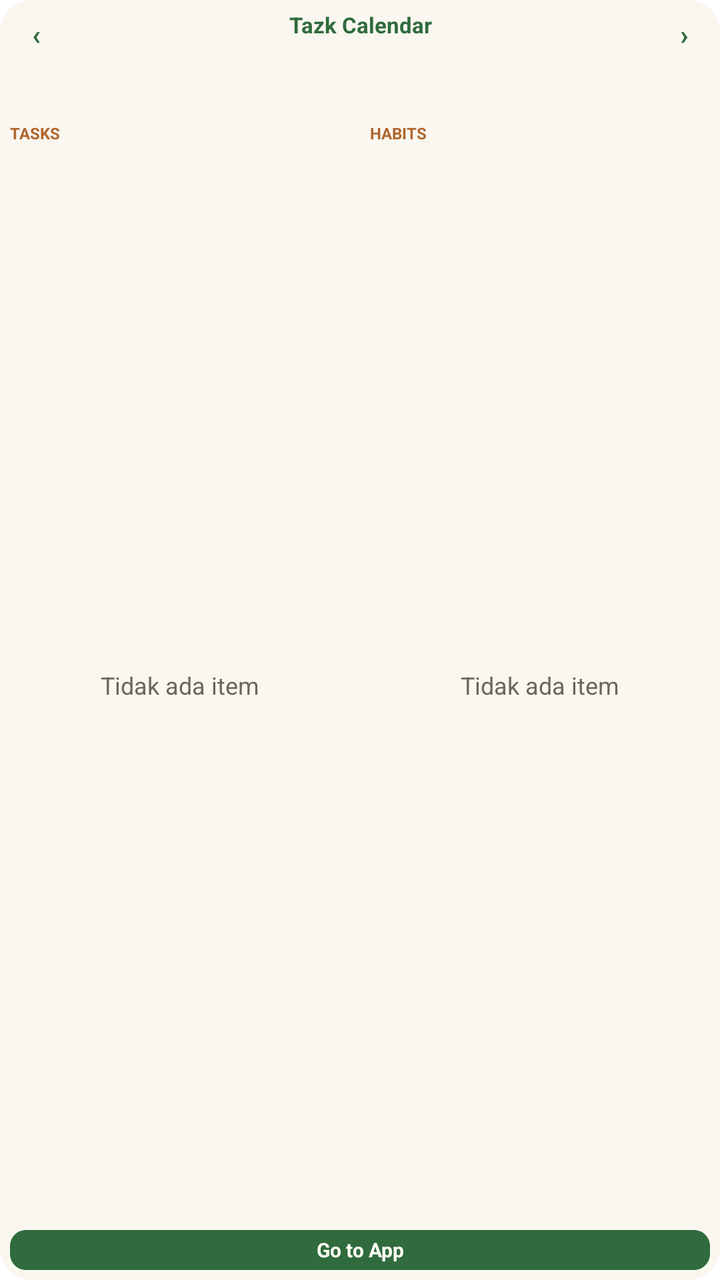
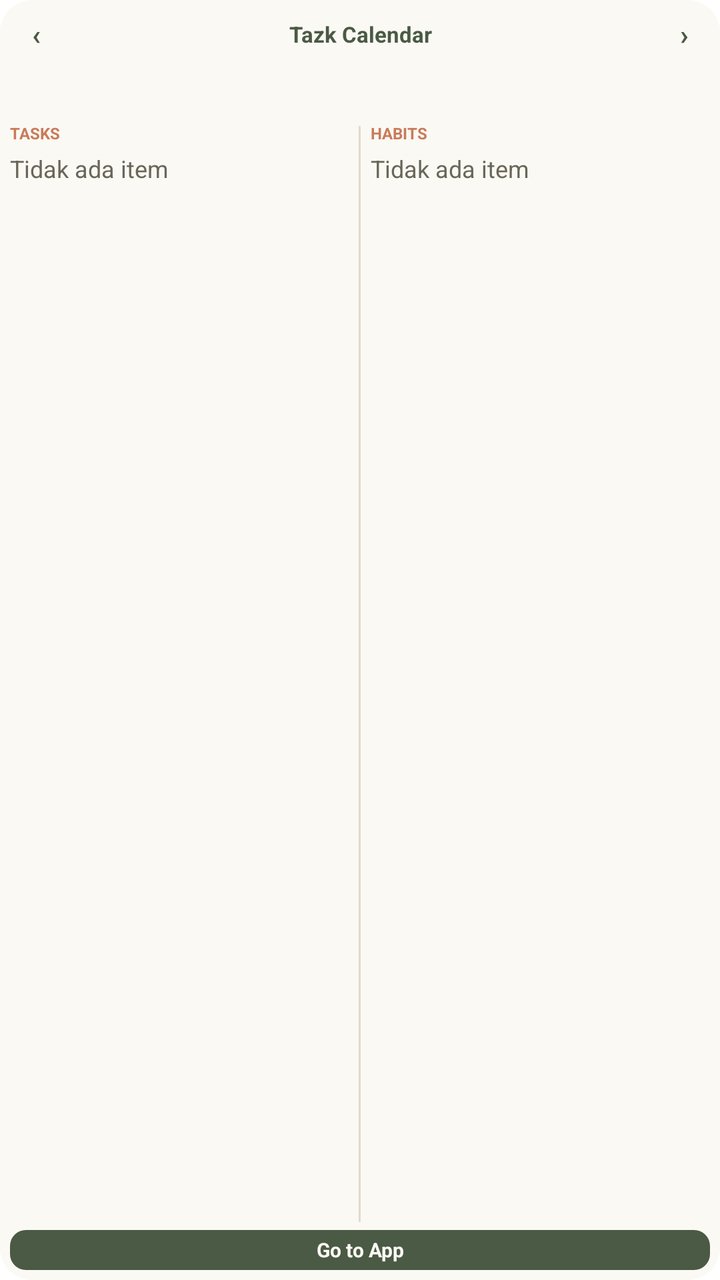

The first picture is an Android layout as it rendered before a commit; the second is the same layout after the commit. The layout source and the unified diff follow.
<!-- AndroidManifest.xml: fallback theme Theme.MaterialComponents.DayNight.NoActionBar -->
<!-- res/layout/widget_calendar_tasks_habits.xml -->
<?xml version="1.0" encoding="utf-8"?>
<LinearLayout xmlns:android="http://schemas.android.com/apk/res/android"
  android:id="@+id/calendar_widget_container"
  android:layout_width="match_parent"
  android:layout_height="match_parent"
  android:orientation="vertical"
  android:background="@drawable/widget_background"
  android:padding="5dp">

  <LinearLayout
    android:layout_width="match_parent"
    android:layout_height="24dp"
    android:orientation="horizontal"
    android:gravity="center_vertical">
    <TextView
      android:id="@+id/calendar_prev"
      android:layout_width="26dp"
      android:layout_height="20dp"
      android:gravity="center"
      android:text="&#8249;"
      android:textColor="#2F6B3D"
      android:textSize="14sp"
      android:textStyle="bold" />
    <LinearLayout
      android:layout_width="0dp"
      android:layout_height="wrap_content"
      android:layout_weight="1"
      android:orientation="vertical">
      <TextView
        android:id="@+id/calendar_header"
        android:layout_width="match_parent"
        android:layout_height="wrap_content"
        android:gravity="center"
        android:maxLines="1"
        android:ellipsize="end"
        android:text="Tazk Calendar"
        android:textColor="#2F6B3D"
        android:textSize="11sp"
        android:textStyle="bold" />
      <TextView
        android:id="@+id/calendar_selected_label"
        android:layout_width="match_parent"
        android:layout_height="wrap_content"
        android:gravity="center"
        android:maxLines="1"
        android:ellipsize="end"
        android:textColor="#B0662E"
        android:textSize="8sp"
        android:textStyle="bold" />
    </LinearLayout>
    <TextView
      android:id="@+id/calendar_next"
      android:layout_width="26dp"
      android:layout_height="20dp"
      android:gravity="center"
      android:text="&#8250;"
      android:textColor="#2F6B3D"
      android:textSize="14sp"
      android:textStyle="bold" />
  </LinearLayout>

  <LinearLayout
    android:id="@+id/calendar_week_strip"
    android:layout_width="match_parent"
    android:layout_height="30dp"
    android:orientation="horizontal">

    <LinearLayout
      android:id="@+id/calendar_day_cell_0"
      android:layout_width="0dp"
      android:layout_height="30dp"
      android:layout_weight="1"
      android:orientation="vertical"
      android:gravity="center"
      android:background="@drawable/widget_calendar_day_clear">
      <TextView
        android:id="@+id/calendar_day_0_dow"
        android:layout_width="match_parent"
        android:layout_height="wrap_content"
        android:gravity="center"
        android:maxLines="1"
        android:textColor="#8A6A45"
        android:textSize="8sp"
        android:textStyle="bold" />
      <TextView
        android:id="@+id/calendar_day_0"
        android:layout_width="match_parent"
        android:layout_height="16dp"
        android:gravity="center"
        android:maxLines="1"
        android:textColor="#1E2E22"
        android:textSize="12sp"
        android:textStyle="bold" />
    </LinearLayout>

    <LinearLayout
      android:id="@+id/calendar_day_cell_1"
      android:layout_width="0dp"
      android:layout_height="30dp"
      android:layout_weight="1"
      android:orientation="vertical"
      android:gravity="center"
      android:background="@drawable/widget_calendar_day_clear">
      <TextView
        android:id="@+id/calendar_day_1_dow"
        android:layout_width="match_parent"
        android:layout_height="wrap_content"
        android:gravity="center"
        android:maxLines="1"
        android:textColor="#8A6A45"
        android:textSize="8sp"
        android:textStyle="bold" />
      <TextView
        android:id="@+id/calendar_day_1"
        android:layout_width="match_parent"
        android:layout_height="16dp"
        android:gravity="center"
        android:maxLines="1"
        android:textColor="#1E2E22"
        android:textSize="12sp"
        android:textStyle="bold" />
    </LinearLayout>

    <LinearLayout
      android:id="@+id/calendar_day_cell_2"
      android:layout_width="0dp"
      android:layout_height="30dp"
      android:layout_weight="1"
      android:orientation="vertical"
      android:gravity="center"
      android:background="@drawable/widget_calendar_day_clear">
      <TextView
        android:id="@+id/calendar_day_2_dow"
        android:layout_width="match_parent"
        android:layout_height="wrap_content"
        android:gravity="center"
        android:maxLines="1"
        android:textColor="#8A6A45"
        android:textSize="8sp"
        android:textStyle="bold" />
      <TextView
        android:id="@+id/calendar_day_2"
        android:layout_width="match_parent"
        android:layout_height="16dp"
        android:gravity="center"
        android:maxLines="1"
        android:textColor="#1E2E22"
        android:textSize="12sp"
        android:textStyle="bold" />
    </LinearLayout>

    <LinearLayout
      android:id="@+id/calendar_day_cell_3"
      android:layout_width="0dp"
      android:layout_height="30dp"
      android:layout_weight="1"
      android:orientation="vertical"
      android:gravity="center"
      android:background="@drawable/widget_calendar_day_clear">
      <TextView
        android:id="@+id/calendar_day_3_dow"
        android:layout_width="match_parent"
        android:layout_height="wrap_content"
        android:gravity="center"
        android:maxLines="1"
        android:textColor="#8A6A45"
        android:textSize="8sp"
        android:textStyle="bold" />
      <TextView
        android:id="@+id/calendar_day_3"
        android:layout_width="match_parent"
        android:layout_height="16dp"
        android:gravity="center"
        android:maxLines="1"
        android:textColor="#1E2E22"
        android:textSize="12sp"
        android:textStyle="bold" />
    </LinearLayout>

    <LinearLayout
      android:id="@+id/calendar_day_cell_4"
      android:layout_width="0dp"
      android:layout_height="30dp"
      android:layout_weight="1"
      android:orientation="vertical"
      android:gravity="center"
      android:background="@drawable/widget_calendar_day_clear">
      <TextView
        android:id="@+id/calendar_day_4_dow"
        android:layout_width="match_parent"
        android:layout_height="wrap_content"
        android:gravity="center"
        android:maxLines="1"
        android:textColor="#8A6A45"
        android:textSize="8sp"
        android:textStyle="bold" />
      <TextView
        android:id="@+id/calendar_day_4"
        android:layout_width="match_parent"
        android:layout_height="16dp"
        android:gravity="center"
        android:maxLines="1"
        android:textColor="#1E2E22"
        android:textSize="12sp"
        android:textStyle="bold" />
    </LinearLayout>

    <LinearLayout
      android:id="@+id/calendar_day_cell_5"
      android:layout_width="0dp"
      android:layout_height="30dp"
      android:layout_weight="1"
      android:orientation="vertical"
      android:gravity="center"
      android:background="@drawable/widget_calendar_day_clear">
      <TextView
        android:id="@+id/calendar_day_5_dow"
        android:layout_width="match_parent"
        android:layout_height="wrap_content"
        android:gravity="center"
        android:maxLines="1"
        android:textColor="#8A6A45"
        android:textSize="8sp"
        android:textStyle="bold" />
      <TextView
        android:id="@+id/calendar_day_5"
        android:layout_width="match_parent"
        android:layout_height="16dp"
        android:gravity="center"
        android:maxLines="1"
        android:textColor="#1E2E22"
        android:textSize="12sp"
        android:textStyle="bold" />
    </LinearLayout>

    <LinearLayout
      android:id="@+id/calendar_day_cell_6"
      android:layout_width="0dp"
      android:layout_height="30dp"
      android:layout_weight="1"
      android:orientation="vertical"
      android:gravity="center"
      android:background="@drawable/widget_calendar_day_clear">
      <TextView
        android:id="@+id/calendar_day_6_dow"
        android:layout_width="match_parent"
        android:layout_height="wrap_content"
        android:gravity="center"
        android:maxLines="1"
        android:textColor="#8A6A45"
        android:textSize="8sp"
        android:textStyle="bold" />
      <TextView
        android:id="@+id/calendar_day_6"
        android:layout_width="match_parent"
        android:layout_height="16dp"
        android:gravity="center"
        android:maxLines="1"
        android:textColor="#1E2E22"
        android:textSize="12sp"
        android:textStyle="bold" />
    </LinearLayout>
  </LinearLayout>

  <LinearLayout
    android:layout_width="match_parent"
    android:layout_height="0dp"
    android:layout_weight="1"
    android:orientation="horizontal"
    android:paddingTop="2dp">

    <LinearLayout
      android:layout_width="0dp"
      android:layout_height="match_parent"
      android:layout_weight="1"
      android:orientation="vertical"
      android:paddingEnd="5dp">
      <TextView
        android:layout_width="wrap_content"
        android:layout_height="wrap_content"
        android:text="TASKS"
        android:textColor="#B0662E"
        android:textSize="8sp"
        android:textStyle="bold" />
      <FrameLayout
        android:layout_width="match_parent"
        android:layout_height="0dp"
        android:layout_weight="1">
        <ListView
          android:id="@+id/widget_tasks_list"
          android:layout_width="match_parent"
          android:layout_height="match_parent"
          android:divider="@null"
          android:paddingVertical="1dp" />
        <include
          android:id="@+id/widget_tasks_empty_view"
          layout="@layout/widget_empty_state" />
      </FrameLayout>
    </LinearLayout>

    <LinearLayout
      android:layout_width="0dp"
      android:layout_height="match_parent"
      android:layout_weight="1"
      android:orientation="vertical"
      android:paddingStart="5dp">
      <TextView
        android:layout_width="wrap_content"
        android:layout_height="wrap_content"
        android:text="HABITS"
        android:textColor="#B0662E"
        android:textSize="8sp"
        android:textStyle="bold" />
      <FrameLayout
        android:layout_width="match_parent"
        android:layout_height="0dp"
        android:layout_weight="1">
        <ListView
          android:id="@+id/widget_habits_list"
          android:layout_width="match_parent"
          android:layout_height="match_parent"
          android:divider="@null"
          android:paddingVertical="1dp" />
        <include
          android:id="@+id/widget_habits_empty_view"
          layout="@layout/widget_empty_state" />
      </FrameLayout>
    </LinearLayout>
  </LinearLayout>

  <TextView
    android:id="@+id/calendar_go_to_app"
    android:layout_width="match_parent"
    android:layout_height="20dp"
    android:layout_marginTop="2dp"
    android:background="@drawable/widget_go_to_app_button"
    android:gravity="center"
    android:maxLines="1"
    android:text="Go to App"
    android:textColor="#FEFCF3"
    android:textSize="10sp"
    android:textStyle="bold" />
</LinearLayout>
<!-- res/layout/widget_empty_state.xml (included above) -->
<?xml version="1.0" encoding="utf-8"?>
<TextView xmlns:android="http://schemas.android.com/apk/res/android"
    android:id="@+id/widget_empty_text"
    android:layout_width="match_parent"
    android:layout_height="match_parent"
    android:gravity="center"
    android:text="Tidak ada item"
    android:textColor="#6A6659"
    android:textSize="12sp" />
<!-- resources referenced by this layout -->
<resources>
  <!-- drawable widget_background (drawable) -->
  <?xml version="1.0" encoding="utf-8"?>
  <shape xmlns:android="http://schemas.android.com/apk/res/android"
      android:shape="rectangle">
      <solid android:color="#FAF7F0" />
      <corners android:radius="16dp" />
  </shape>
  <!-- drawable widget_calendar_day_clear (drawable) -->
  <?xml version="1.0" encoding="utf-8"?>
  <shape xmlns:android="http://schemas.android.com/apk/res/android"
      android:shape="rectangle">
      <solid android:color="#00FFFFFF" />
      <corners android:radius="8dp" />
  </shape>
  <!-- drawable widget_go_to_app_button (drawable) -->
  <?xml version="1.0" encoding="utf-8"?>
  <shape xmlns:android="http://schemas.android.com/apk/res/android">
      <solid android:color="#2F6B3D" />
      <corners android:radius="8dp" />
  </shape>
</resources>

<!-- the commit's change to res/layout/widget_calendar_tasks_habits.xml (unified diff, before → after) -->
@@ -18,7 +18,7 @@
       android:layout_height="20dp"
       android:gravity="center"
       android:text="&#8249;"
-      android:textColor="#2F6B3D"
+      android:textColor="@color/widget_primary"
       android:textSize="14sp"
       android:textStyle="bold" />
     <LinearLayout
@@ -34,18 +34,8 @@
         android:maxLines="1"
         android:ellipsize="end"
         android:text="Tazk Calendar"
-        android:textColor="#2F6B3D"
+        android:textColor="@color/widget_primary"
         android:textSize="11sp"
-        android:textStyle="bold" />
-      <TextView
-        android:id="@+id/calendar_selected_label"
-        android:layout_width="match_parent"
-        android:layout_height="wrap_content"
-        android:gravity="center"
-        android:maxLines="1"
-        android:ellipsize="end"
-        android:textColor="#B0662E"
-        android:textSize="8sp"
         android:textStyle="bold" />
     </LinearLayout>
     <TextView
@@ -54,7 +44,7 @@
       android:layout_height="20dp"
       android:gravity="center"
       android:text="&#8250;"
-      android:textColor="#2F6B3D"
+      android:textColor="@color/widget_primary"
       android:textSize="14sp"
       android:textStyle="bold" />
   </LinearLayout>
@@ -79,7 +69,7 @@
         android:layout_height="wrap_content"
         android:gravity="center"
         android:maxLines="1"
-        android:textColor="#8A6A45"
+        android:textColor="@color/widget_text_muted"
         android:textSize="8sp"
         android:textStyle="bold" />
       <TextView
@@ -88,7 +78,7 @@
         android:layout_height="16dp"
         android:gravity="center"
         android:maxLines="1"
-        android:textColor="#1E2E22"
+        android:textColor="@color/widget_text"
         android:textSize="12sp"
         android:textStyle="bold" />
     </LinearLayout>
@@ -107,7 +97,7 @@
         android:layout_height="wrap_content"
         android:gravity="center"
         android:maxLines="1"
-        android:textColor="#8A6A45"
+        android:textColor="@color/widget_text_muted"
         android:textSize="8sp"
         android:textStyle="bold" />
       <TextView
@@ -116,7 +106,7 @@
         android:layout_height="16dp"
         android:gravity="center"
         android:maxLines="1"
-        android:textColor="#1E2E22"
+        android:textColor="@color/widget_text"
         android:textSize="12sp"
         android:textStyle="bold" />
     </LinearLayout>
@@ -135,7 +125,7 @@
         android:layout_height="wrap_content"
         android:gravity="center"
         android:maxLines="1"
-        android:textColor="#8A6A45"
+        android:textColor="@color/widget_text_muted"
         android:textSize="8sp"
         android:textStyle="bold" />
       <TextView
@@ -144,7 +134,7 @@
         android:layout_height="16dp"
         android:gravity="center"
         android:maxLines="1"
-        android:textColor="#1E2E22"
+        android:textColor="@color/widget_text"
         android:textSize="12sp"
         android:textStyle="bold" />
     </LinearLayout>
@@ -163,7 +153,7 @@
         android:layout_height="wrap_content"
         android:gravity="center"
         android:maxLines="1"
-        android:textColor="#8A6A45"
+        android:textColor="@color/widget_text_muted"
         android:textSize="8sp"
         android:textStyle="bold" />
       <TextView
@@ -172,7 +162,7 @@
         android:layout_height="16dp"
         android:gravity="center"
         android:maxLines="1"
-        android:textColor="#1E2E22"
+        android:textColor="@color/widget_text"
         android:textSize="12sp"
         android:textStyle="bold" />
     </LinearLayout>
@@ -191,7 +181,7 @@
         android:layout_height="wrap_content"
         android:gravity="center"
         android:maxLines="1"
-        android:textColor="#8A6A45"
+        android:textColor="@color/widget_text_muted"
         android:textSize="8sp"
         android:textStyle="bold" />
       <TextView
@@ -200,7 +190,7 @@
         android:layout_height="16dp"
         android:gravity="center"
         android:maxLines="1"
-        android:textColor="#1E2E22"
+        android:textColor="@color/widget_text"
         android:textSize="12sp"
         android:textStyle="bold" />
     </LinearLayout>
@@ -219,7 +209,7 @@
         android:layout_height="wrap_content"
         android:gravity="center"
         android:maxLines="1"
-        android:textColor="#8A6A45"
+        android:textColor="@color/widget_text_muted"
         android:textSize="8sp"
         android:textStyle="bold" />
       <TextView
@@ -228,7 +218,7 @@
         android:layout_height="16dp"
         android:gravity="center"
         android:maxLines="1"
-        android:textColor="#1E2E22"
+        android:textColor="@color/widget_text"
         android:textSize="12sp"
         android:textStyle="bold" />
     </LinearLayout>
@@ -247,7 +237,7 @@
         android:layout_height="wrap_content"
         android:gravity="center"
         android:maxLines="1"
-        android:textColor="#8A6A45"
+        android:textColor="@color/widget_text_muted"
         android:textSize="8sp"
         android:textStyle="bold" />
       <TextView
@@ -256,7 +246,7 @@
         android:layout_height="16dp"
         android:gravity="center"
         android:maxLines="1"
-        android:textColor="#1E2E22"
+        android:textColor="@color/widget_text"
         android:textSize="12sp"
         android:textStyle="bold" />
     </LinearLayout>
@@ -278,8 +268,8 @@
       <TextView
         android:layout_width="wrap_content"
         android:layout_height="wrap_content"
-        android:text="TASKS"
-        android:textColor="#B0662E"
+        android:id="@+id/cal_tasks_label" android:text="TASKS"
+        android:textColor="@color/widget_label"
         android:textSize="8sp"
         android:textStyle="bold" />
       <FrameLayout
@@ -298,17 +288,25 @@
       </FrameLayout>
     </LinearLayout>
 
-    <LinearLayout
-      android:layout_width="0dp"
+    <FrameLayout
+      android:id="@+id/cal_col_divider"
+      android:layout_width="1dp"
       android:layout_height="match_parent"
+      android:layout_marginTop="2dp"
+      android:layout_marginBottom="2dp"
+      android:background="@color/widget_border" />
+
+    <LinearLayout
+      android:layout_width="0dp"
+      android:layout_height="match_parent"
       android:layout_weight="1"
       android:orientation="vertical"
       android:paddingStart="5dp">
       <TextView
         android:layout_width="wrap_content"
         android:layout_height="wrap_content"
-        android:text="HABITS"
-        android:textColor="#B0662E"
+        android:id="@+id/cal_habits_label" android:text="HABITS"
+        android:textColor="@color/widget_label"
         android:textSize="8sp"
         android:textStyle="bold" />
       <FrameLayout
@@ -337,7 +335,7 @@
     android:gravity="center"
     android:maxLines="1"
     android:text="Go to App"
-    android:textColor="#FEFCF3"
+    android:textColor="@color/widget_on_primary"
     android:textSize="10sp"
     android:textStyle="bold" />
 </LinearLayout>
@@ -347,7 +345,8 @@
     android:id="@+id/widget_empty_text"
     android:layout_width="match_parent"
     android:layout_height="match_parent"
-    android:gravity="center"
+    android:gravity="top|start"
+    android:paddingTop="4dp"
     android:text="Tidak ada item"
-    android:textColor="#6A6659"
+    android:textColor="@color/widget_text_muted"
     android:textSize="12sp" />
<!-- resource entries referenced after the edit -->
@@ -1,24 +1,31 @@
 <!-- resources referenced by this layout -->
 <resources>
+  <color name="widget_border">#E2DACB</color>
+  <color name="widget_label">#C97B5A</color>
+  <color name="widget_on_primary">#FBF9F4</color>
+  <color name="widget_primary">#4A5A44</color>
+  <color name="widget_text">#26251F</color>
+  <color name="widget_text_muted">#6A6659</color>
   <!-- drawable widget_background (drawable) -->
   <?xml version="1.0" encoding="utf-8"?>
   <shape xmlns:android="http://schemas.android.com/apk/res/android"
       android:shape="rectangle">
-      <solid android:color="#FAF7F0" />
+      <solid android:color="@color/widget_bg" />
       <corners android:radius="16dp" />
   </shape>
   <!-- drawable widget_calendar_day_clear (drawable) -->
   <?xml version="1.0" encoding="utf-8"?>
   <shape xmlns:android="http://schemas.android.com/apk/res/android"
       android:shape="rectangle">
-      <solid android:color="#00FFFFFF" />
+      <solid android:color="@android:color/transparent" />
       <corners android:radius="8dp" />
   </shape>
   <!-- drawable widget_go_to_app_button (drawable) -->
   <?xml version="1.0" encoding="utf-8"?>
   <shape xmlns:android="http://schemas.android.com/apk/res/android">
-      <solid android:color="#2F6B3D" />
+      <solid android:color="@color/widget_primary" />
       <corners android:radius="8dp" />
   </shape>
+  <color name="widget_bg">#FBF9F4</color>
 </resources>
 
